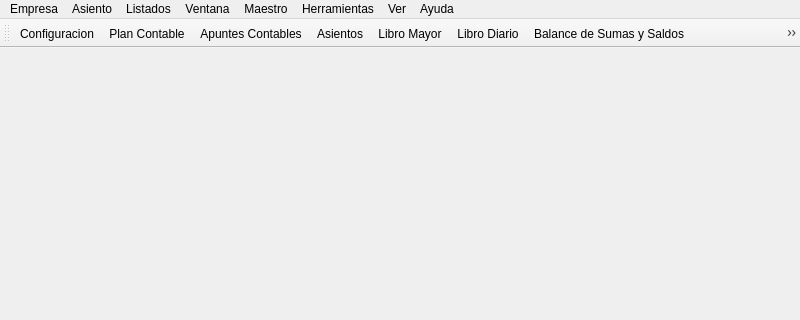
This is bulmages/bulmacont/src/contabilidad/bulmacontbase.ui in eboladev/Bulmages-1 as Qt 5 draws it before an edit; both pictures show x 0 to 800 and y 0 to 320 of the 800 by 600 pixel window. The edited form follows.
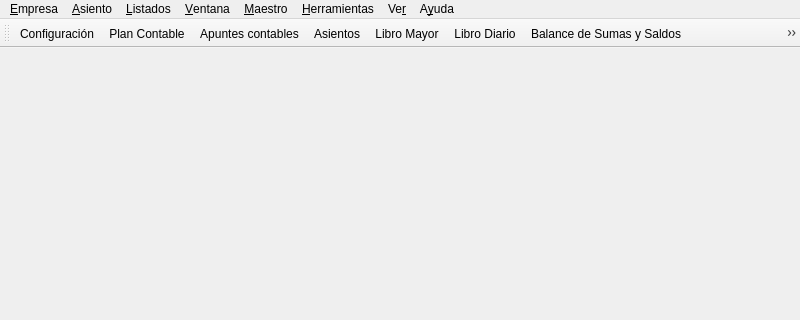
This is the edited form. Icons and pictures are not drawn.

What changed in the file:
```diff
--- a/bulmages/bulmacont/src/contabilidad/bulmacontbase.ui
+++ b/bulmages/bulmacont/src/contabilidad/bulmacontbase.ui
@@ -28,9 +28,9 @@
      <height>31</height>
     </rect>
    </property>
-   <widget class="QMenu" name="menuListados" >
+   <widget class="QMenu" name="menuAyuda" >
     <property name="title" >
-     <string>Listados</string>
+     <string>A&amp;yuda</string>
     </property>
     <addaction name="actionCuentas_Anuales" />
     <addaction name="actionMasas_Patrimoniales" />
@@ -41,9 +41,9 @@
     <addaction name="actionCobros_y_Pagos" />
     <addaction name="actionAmortizaciones" />
    </widget>
-   <widget class="QMenu" name="menuVentana" >
+   <widget class="QMenu" name="menuVer" >
     <property name="title" >
-     <string>Ventana</string>
+     <string>Ve&amp;r</string>
     </property>
     <addaction name="actionPlan_Contable" />
     <addaction name="actionAsientos" />
@@ -55,7 +55,7 @@
    </widget>
    <widget class="QMenu" name="menuHerramientas" >
     <property name="title" >
-     <string>Herramientas</string>
+     <string>&amp;Herramientas</string>
     </property>
     <addaction name="actionImprimir" />
     <addaction name="actionGuardar" />
@@ -69,24 +69,41 @@
     <addaction name="actionCanal_por_Defecto" />
     <addaction name="actionCentro_de_Coste_por_Defecto" />
    </widget>
-   <widget class="QMenu" name="menuAyuda" >
+   <widget class="QMenu" name="menuMaestro" >
     <property name="title" >
-     <string>Ayuda</string>
+     <string>&amp;Maestro</string>
     </property>
     <addaction name="actionAyuda" />
     <addaction name="actionAcerca_de" />
    </widget>
-   <widget class="QMenu" name="menuVer" >
+   <widget class="QMenu" name="menuVentana" >
     <property name="title" >
-     <string>Ver</string>
+     <string>&amp;Ventana</string>
     </property>
-    <addaction name="actionPantalla_Completa" />
-    <addaction name="actionOrdenar_Ventanas" />
-    <addaction name="actionOrganizaci_n_en_Cascada" />
+    <addaction name="actionPlan_Contable" />
+    <addaction name="actionAsientos" />
+    <addaction name="actionApuntes_Contables" />
+    <addaction name="actionLibro_Mayor" />
+    <addaction name="actionLibro_Diario" />
+    <addaction name="actionBalance_de_Sumas_y_Saldos" />
+    <addaction name="actionBalance_Jer_rquico_de_Sumas_y_Saldos" />
+   </widget>
+   <widget class="QMenu" name="menuListados" >
+    <property name="title" >
+     <string>&amp;Listados</string>
+    </property>
+    <addaction name="actionCuentas_Anuales" />
+    <addaction name="actionMasas_Patrimoniales" />
+    <addaction name="separator" />
+    <addaction name="actionRegistro_de_IVA" />
+    <addaction name="actionModelo_347_no_oficial" />
+    <addaction name="separator" />
+    <addaction name="actionCobros_y_Pagos" />
+    <addaction name="actionAmortizaciones" />
    </widget>
    <widget class="QMenu" name="menuAsiento" >
     <property name="title" >
-     <string>Asiento</string>
+     <string>&amp;Asiento</string>
     </property>
     <addaction name="actionAbrir_Asientos" />
     <addaction name="actionOrdenar_Asientos" />
@@ -97,22 +114,11 @@
    </widget>
    <widget class="QMenu" name="menuEmpresa" >
     <property name="title" >
-     <string>Empresa</string>
+     <string>&amp;Empresa</string>
     </property>
     <addaction name="actionConfiguracion" />
     <addaction name="actionSalir" />
    </widget>
-   <widget class="QMenu" name="menuMaestro" >
-    <property name="title" >
-     <string>Maestro</string>
-    </property>
-    <addaction name="actionFormas_de_Pago" />
-    <addaction name="actionTipos_de_IVA" />
-    <addaction name="separator" />
-    <addaction name="actionCentros_de_Coste" />
-    <addaction name="actionCanales" />
-    <addaction name="separator" />
-   </widget>
    <addaction name="menuEmpresa" />
    <addaction name="menuAsiento" />
    <addaction name="menuListados" />
@@ -157,7 +163,7 @@
     <iconset resource="../../../bulmages.qrc" >:/Genericos32x32/images/pendientes/i_configuracion.xpm</iconset>
    </property>
    <property name="text" >
-    <string>Configuracion</string>
+    <string>Co&amp;nfiguración...</string>
    </property>
   </action>
   <action name="actionSalir" >
@@ -225,7 +231,7 @@
     <iconset resource="../../../bulmages.qrc" >:/BulmaCont32x32/images/pendientes/i_cuentas.xpm</iconset>
    </property>
    <property name="text" >
-    <string>Plan Contable</string>
+    <string>&amp;Plan Contable</string>
    </property>
   </action>
   <action name="actionAsientos" >
@@ -233,7 +239,7 @@
     <iconset resource="../../../bulmages.qrc" >:/BulmaCont32x32/images/pendientes/i_asiento.xpm</iconset>
    </property>
    <property name="text" >
-    <string>Asientos</string>
+    <string>&amp;Asientos</string>
    </property>
   </action>
   <action name="actionApuntes_Contables" >
@@ -241,7 +247,7 @@
     <iconset resource="../../../bulmages.qrc" >:/BulmaCont32x32/images/pendientes/i_lapiz.xpm</iconset>
    </property>
    <property name="text" >
-    <string>Apuntes Contables</string>
+    <string>Apuntes &amp;contables</string>
    </property>
   </action>
   <action name="actionLibro_Mayor" >
@@ -249,7 +255,7 @@
     <iconset resource="../../../bulmages.qrc" >:/BulmaCont32x32/images/pendientes/i_mayor.xpm</iconset>
    </property>
    <property name="text" >
-    <string>Libro Mayor</string>
+    <string>Libro &amp;Mayor</string>
    </property>
   </action>
   <action name="actionLibro_Diario" >
@@ -257,7 +263,7 @@
     <iconset resource="../../../bulmages.qrc" >:/BulmaCont32x32/images/pendientes/i_diario.xpm</iconset>
    </property>
    <property name="text" >
-    <string>Libro Diario</string>
+    <string>Libro &amp;Diario</string>
    </property>
   </action>
   <action name="actionBalance_de_Sumas_y_Saldos" >
@@ -265,7 +271,7 @@
     <iconset resource="../../../bulmages.qrc" >:/BulmaCont32x32/images/pendientes/i_balance.xpm</iconset>
    </property>
    <property name="text" >
-    <string>Balance de Sumas y Saldos</string>
+    <string>Balance de &amp;Sumas y Saldos</string>
    </property>
   </action>
   <action name="actionBalance_Jer_rquico_de_Sumas_y_Saldos" >
@@ -273,7 +279,7 @@
     <iconset resource="../../../bulmages.qrc" >:/BulmaCont32x32/images/pendientes/i_arbolBalance.xpm</iconset>
    </property>
    <property name="text" >
-    <string>Balance Jerárquico de Sumas y Saldos</string>
+    <string>Balance &amp;jerárquico de Sumas y Saldos</string>
    </property>
   </action>
   <action name="actionFormas_de_Pago" >
```
Left out of the diff: 90 changed lines with no effect on the pictures.
